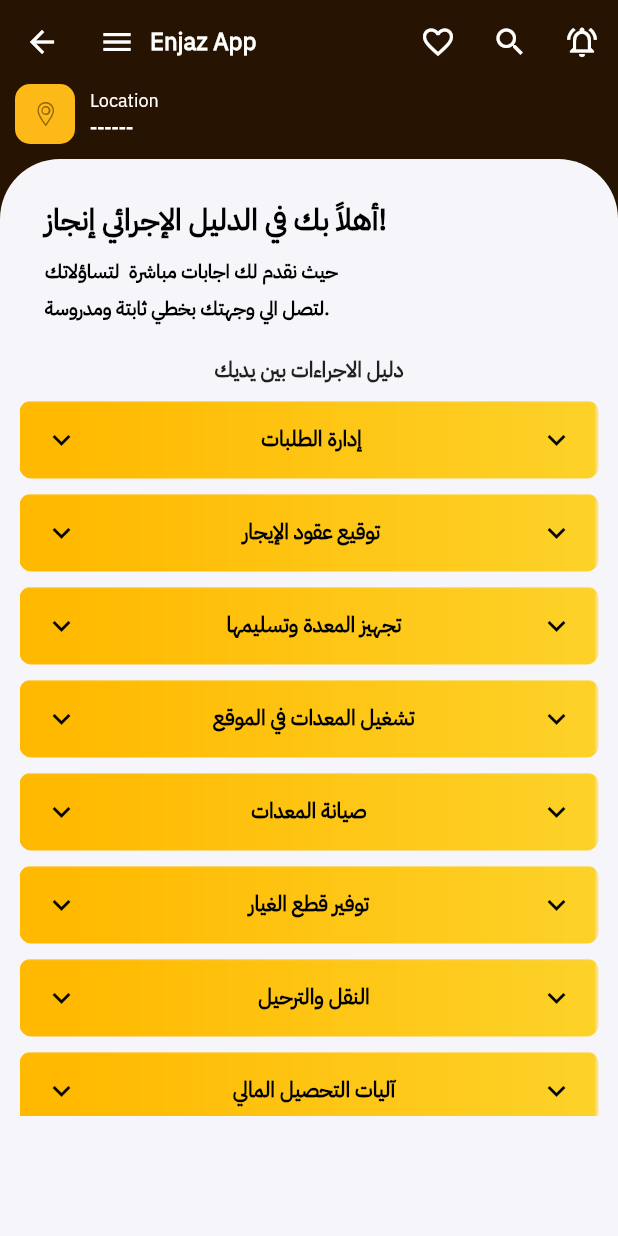
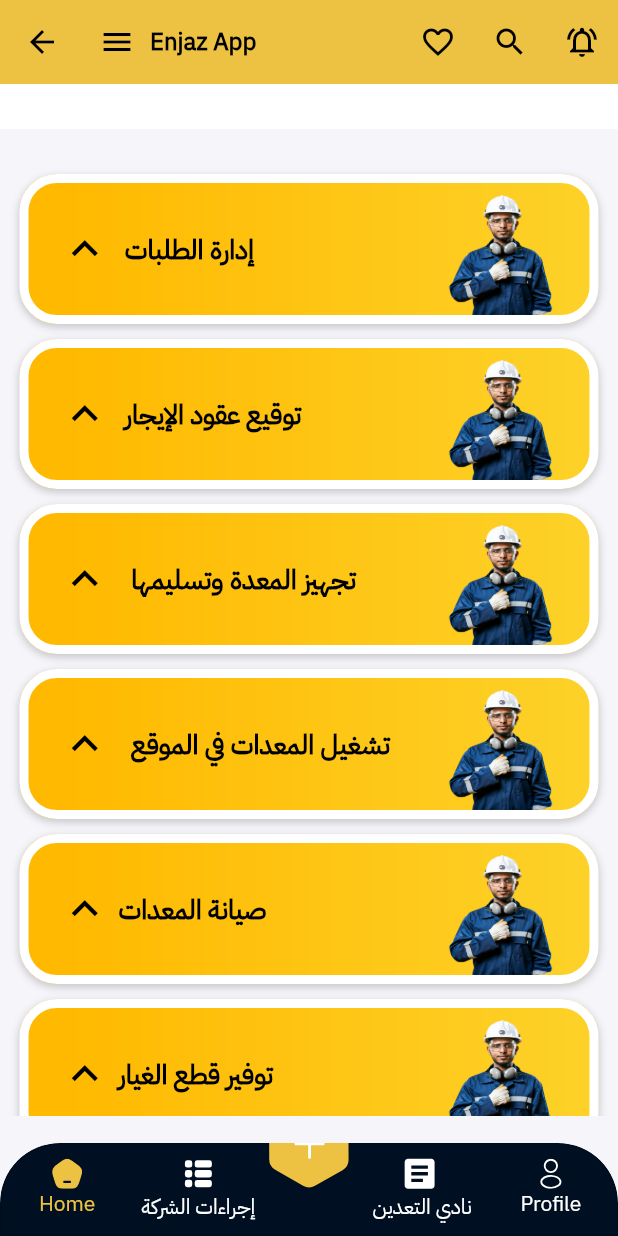
Before and after one commit to mohamed-sd/AlaaeldinMohamede_Enjaz-main, a Flutter app: the MainActivity screen opened directly with empty values, swiped to page 2, on a phone screen of 412 x 824 dp. Run offline on Flutter 3.47's test engine with Material 3 defaults, Android fonts, the phone set to English and light mode, and no system bars; our stand-ins replace audioplayers, awesome_notifications, bloc, cached_network_image, connectivity_plus, country_picker and 36 more; missing offline and left inert: android_intent_plus, any_link_preview, device_region, encrypt, flutter_pdfview, flutter_stripe and 6 more; accounts and stored records are empty; network calls fail.

Commit message:
Update company guide

```diff
--- a/lib/ui/screens/home/GoldShimmerCard.dart
+++ b/lib/ui/screens/home/GoldShimmerCard.dart
@@ -61,7 +61,7 @@ class _GoldShimmerCardState extends State<GoldShimmerCard>
     return AnimatedBuilder(
       animation: _animation,
       builder: (context, child) {
-        final image = UiUtils.imageType(widget.url, fit: BoxFit.cover);
+        final image = UiUtils.imageType("https://storage.googleapis.com/flutterflow-io-6f20.appspot.com/projects/enjaz-apk7iy/assets/nobgwtm6rjei/12-_%D8%A7%D9%84%D8%B9%D9%82%D9%88%D8%AF%D8%A7%D8%AA_%D8%A7%D9%84%D8%AF%D8%A7%D8%AE%D9%84%D9%8A%D8%A9.jpg", fit: BoxFit.cover);
 
         if (animationEnded) {
           return _buildCard(image); // بعد انتهاء اللمعة، فقط الصورة
@@ -103,18 +103,18 @@ class _GoldShimmerCardState extends State<GoldShimmerCard>
             left: 0,
             right: 0,
             child: Container(
-              color: Colors.black.withOpacity(0.5),
+              color: Colors.black.withOpacity(0.7),
               padding: const EdgeInsets.symmetric(vertical: 6, horizontal: 8),
               child: Text(
                  widget.title,
                 style: TextStyle(
                   color: Colors.white,
                   fontWeight: FontWeight.w600,
-                  fontSize: context.font.small,
+                  fontSize: context.font.smaller,
                 ),
                 textAlign: TextAlign.center,
-                maxLines: 2,
-                overflow: TextOverflow.ellipsis,
+                maxLines: 3,
+                // overflow: TextOverflow.ellipsis,
               ),
             ),
           ),
--- a/lib/ui/screens/main_activity.dart
+++ b/lib/ui/screens/main_activity.dart
@@ -106,8 +106,8 @@ class MainActivityState extends State<MainActivity>
 
   StreamSubscription<Uri>? _linkSubscription;
   Color mainColor = Color(0xff271301);
-  Color bottomNavigationIconColor = Color(0xffFCB917);
-  Color bottomNavigationSelectedIconColor = Colors.white;
+  Color bottomNavigationIconColor = Colors.white;
+  Color bottomNavigationSelectedIconColor = Color(0xFFEDC242);
   @override
   void initState() {
     super.initState();
@@ -116,7 +116,7 @@ class MainActivityState extends State<MainActivity>
       svgEdit.loadSVG(value);
       svgEdit.change("Path_11299-2",
           attribute: "fill",
-          value: svgEdit.flutterColorToHexColor(bottomNavigationIconColor)
+          value: svgEdit.flutterColorToHexColor(Color(0xFFEDC242))
           //value: svgEdit.flutterColorToHexColor(context.color.territoryColor)
           );
       svgLoaded = true;
@@ -267,7 +267,7 @@ class MainActivityState extends State<MainActivity>
     ErrorFilter.setContext(context);
     svgEdit.change("Path_11299-2",
         attribute: "fill",
-        value: svgEdit.flutterColorToHexColor(bottomNavigationIconColor)
+        value: svgEdit.flutterColorToHexColor(Color(0xFFEDC242))
         //value: svgEdit.flutterColorToHexColor(context.color.territoryColor)
         );
   }
@@ -344,12 +344,12 @@ class MainActivityState extends State<MainActivity>
                 children: pages,
               ),
               if (Constant.maintenanceMode != "1")
-                // Positioned(
-                //   left: 0,
-                //   right: 0,
-                //   bottom: 0,
-                //   child: bottomBar(),
-                // ),
+                Positioned(
+                  left: 0,
+                  right: 0,
+                  bottom: 0,
+                  child: bottomBar(),
+                ),
               if (Constant.maintenanceMode == "1") MaintenanceMode()
             ],
           ),
@@ -405,7 +405,7 @@ class MainActivityState extends State<MainActivity>
           // color: context.color.secondaryColor,
           decoration: BoxDecoration(
             borderRadius: borderRadius,
-            color: mainColor,
+            color: context.color.mainBrown,
             //color: context.color.secondaryColor,
             border: Border.all(
                 color: context.color.textLightColor.withValues(alpha: 0.18)),
@@ -417,9 +417,8 @@ class MainActivityState extends State<MainActivity>
                 buildBottomNavigationbarItem(0, AppIcons.home,
                     AppIcons.homeNavActive, "homeTab".translate(context)),
 
-
                 buildBottomNavigationbarItem(1, AppIcons.listViewIcon,
-                    AppIcons.listViewIcon, "الدليل الاجرائي"),
+                    AppIcons.listViewIcon, "إجراءات الشركة"),
 
                 BlocListener<FetchUserPackageLimitCubit,
                         FetchUserPackageLimitState>(
@@ -450,10 +449,25 @@ class MainActivityState extends State<MainActivity>
                               context: context);
                         },
                         child: SizedBox(
-                          width: 53,
-                          height: 58,
+                          width: 60,
+                          height: 60,
                           child: svgLoaded == false
-                              ? Container()
+                              ? Container(
+                            padding:  EdgeInsets.all(0),
+                                  decoration: BoxDecoration(
+                                    color: context.color.mainGold,
+                                    borderRadius: BorderRadius.circular(50),
+                                    border: Border.all(
+                                      color: context.color.mainGold,
+                                      width: 4
+                                    )
+                                  ),
+                                  child: Icon(
+                                    Icons.add,
+                                    color:context.color.mainBrown ,
+                                    size: 50,
+                                  ),
+                                )
                               : SvgPicture.string(
                                   svgEdit.toSVGString() ?? "",
                                 ),
@@ -463,8 +477,8 @@ class MainActivityState extends State<MainActivity>
                 // buildBottomNavigationbarItem(2, AppIcons.myAdsNav,
                 //     AppIcons.myAdsNavActive, "myAdsTab".translate(context)),
 
-                buildBottomNavigationbarItem(2, AppIcons.articles,
-                    AppIcons.articles, " نادي التعدين "),
+                buildBottomNavigationbarItem(
+                    2, AppIcons.articles, AppIcons.articles, " نادي التعدين "),
 
                 buildBottomNavigationbarItem(3, AppIcons.profileNav,
                     AppIcons.profileNavActive, "profileTab".translate(context))
@@ -565,7 +579,7 @@ class MainActivityState extends State<MainActivity>
             children: <Widget>[
               if (currentTab == index) ...{
                 UiUtils.getSvg(activeSvg,
-                    color: bottomNavigationSelectedIconColor),
+                    color: Color(0xFFEDC242)),
               } else ...{
                 UiUtils.getSvg(svgImage, color: bottomNavigationIconColor),
                 //UiUtils.getSvg(svgImage,color: context.color.textLightColor.withValues(alpha: 0.5)),
@@ -573,7 +587,7 @@ class MainActivityState extends State<MainActivity>
               CustomText(title,
                   textAlign: TextAlign.center,
                   color: currentTab == index
-                      ? bottomNavigationSelectedIconColor
+                      ? Color(0xFFEDC242)
                       : bottomNavigationIconColor
                   //color: currentTab == index ? context.color.textDefaultColor : context.color.textLightColor.withValues(alpha: 0.5)
                   ),
--- a/lib/ui/screens/navigations/home_guide.dart
+++ b/lib/ui/screens/navigations/home_guide.dart
@@ -231,19 +231,19 @@ class HomeScreenState extends State<HomeGuide>
           elevation: 0,
           //leadingWidth: double.maxFinite,
           titleSpacing: 0,
-          title: Row(
+          title:
+          Row(
             children: [
               Padding(
                 padding: const EdgeInsets.all(10.0),
                 child: InkWell(
-                    onTap: () {
+                    onTap: (){
                       showModalBottomSheet(
                           context: context,
                           isScrollControlled: true,
                           backgroundColor: Colors.transparent,
                           shape: RoundedRectangleBorder(
-                            borderRadius:
-                                BorderRadius.vertical(top: Radius.circular(25)),
+                            borderRadius: BorderRadius.vertical(top: Radius.circular(25)),
                           ),
                           builder: (context) => const CustomDrawerWidget());
                       // _openCustomSideSheet(context);
@@ -255,31 +255,35 @@ class HomeScreenState extends State<HomeGuide>
                   child: appbarTitleWidget()),
             ],
           ),
-
-          backgroundColor: mainColor,
-          foregroundColor: Colors.white,
+          backgroundColor: context.color.mainGold,
+          foregroundColor: Colors.black,
           // backgroundColor: const Color.fromARGB(0, 0, 0, 0),
           actions: appbarActionsWidget(),
         ),
-        backgroundColor: mainColor,
+        backgroundColor: Colors.white,
         body: Column(
           children: [
-            blogMarqueeWidget(),
+            // blogMarqueeWidget(),
+            // Container(
+            //     color: mainColor,
+            //     padding: const EdgeInsetsDirectional.only(
+            //         start: sidePadding, end: sidePadding, bottom: 10, top: 0),
+            //     alignment: AlignmentDirectional.centerStart,
+            //     child: LocationWidget()),
+            SizedBox(height: 10,),
             Container(
-                color: mainColor,
-                padding: const EdgeInsetsDirectional.only(
-                    start: sidePadding, end: sidePadding, bottom: 10, top: 0),
-                alignment: AlignmentDirectional.centerStart,
-                child: LocationWidget()),
+                margin: EdgeInsets.symmetric(horizontal: 10),
+                child: SliderWidget()),
             Expanded(
               child: Container(
+                margin: EdgeInsets.only(top: 20),
                 clipBehavior: Clip.antiAliasWithSaveLayer,
                 padding: EdgeInsetsDirectional.only(top: 10, bottom: 80),
                 decoration: BoxDecoration(
                     color: context.color.primaryColor,
                     borderRadius: BorderRadius.only(
-                      topLeft: Radius.circular(40),
-                      topRight: Radius.circular(40),
+                      topLeft: Radius.circular(0),
+                      topRight: Radius.circular(0),
                     )),
                 child: RefreshIndicator(
                   triggerMode: RefreshIndicatorTriggerMode.anywhere,
@@ -294,70 +298,24 @@ class HomeScreenState extends State<HomeGuide>
                     shrinkWrap: true,
                     controller: _scrollController,
                     children: [
-                      Padding(
-                        padding:
-                            const EdgeInsetsDirectional.fromSTEB(30, 0, 20, 0),
-                        child: Column(
-                          mainAxisSize: MainAxisSize.max,
-                          crossAxisAlignment: CrossAxisAlignment.start,
-                          children: [
-                            Padding(
-                              padding: const EdgeInsetsDirectional.fromSTEB(
-                                  0, 15, 0, 5),
-                              child: Text(
-                                'أهلاً بك في الدليل الإجرائي إنجاز!',
-                                style: TextStyle(
-                                    color: Colors.black,
-                                    fontSize: 20,
-                                    fontWeight: FontWeight.w600,
-                                    fontFamily: 'IBMPlexArabic'),
-                              ),
-                            ),
-                            Padding(
-                              padding: const EdgeInsetsDirectional.fromSTEB(
-                                  0, 5, 3, 0),
-                              child: Text(
-                                'حيث نقدم لك اجابات مباشرة  لتساؤلاتك',
-                                textAlign: TextAlign.justify,
-                                style: TextStyle(
-                                    color: Colors.black,
-                                    fontSize: 13,
-                                    fontWeight: FontWeight.w600,
-                                    fontFamily: 'IBMPlexArabic'),
-                              ),
-                            ),
-                            Padding(
-                              padding: const EdgeInsetsDirectional.fromSTEB(
-                                  0, 5, 3, 0),
-                              child: Text(
-                                'لتصل الي وجهتك بخطي ثابتة ومدروسة.',
-                                textAlign: TextAlign.justify,
-                                style: TextStyle(
-                                    color: Colors.black,
-                                    fontSize: 13,
-                                    fontWeight: FontWeight.w600,
-                                    fontFamily: 'IBMPlexArabic'),
-                              ),
-                            ),
-                          ],
-                        ),
-                      ),
                       SizedBox(
                         height: 10,
                       ),
-                      const SliderWidget(),
-                      SizedBox(
-                        height: 10,
-                      ),
-                      CustomText(
-                        'دليل الاجراءات بين يديك',
-                        textAlign: TextAlign.center,
-                        height: 1,
-                        customTextStyle: Theme.of(context)
-                            .textTheme
-                            .bodyLarge!
-                            .copyWith(fontWeight: FontWeight.bold),
-                      ),
+                      // Container(
+                      //     margin: EdgeInsets.symmetric(horizontal: 10),
+                      //     child: const SliderWidget()),
+                      // SizedBox(
+                      //   height: 10,
+                      // ),
+                      // CustomText(
+                      //   'دليل الاجراءات بين يديك',
+                      //   textAlign: TextAlign.center,
+                      //   height: 1,
+                      //   customTextStyle: Theme.of(context)
+                      //       .textTheme
+                      //       .bodyLarge!
+                      //       .copyWith(fontWeight: FontWeight.bold),
+                      // ),
                       SizedBox(
                         height: 10,
                       ),
@@ -394,7 +352,7 @@ class HomeScreenState extends State<HomeGuide>
                                           context, Routes.soon);
                                     },
                                     child: GoldShimmerCard(
-                                        title: 'استقبال الطلبات من العمالء ',
+                                        title: 'استقبال الطلبات من العمال ',
                                         url:
                                         'https://storage.googleapis.com/flutterflow-io-6f20.appspot.com/projects/mining-market-firebase-ym2dfj/assets/irp2v834y4x6/12_copy.jpg'),
                                   ),
@@ -1391,31 +1349,83 @@ class HomeScreenState extends State<HomeGuide>
     return Container(
       margin: EdgeInsets.symmetric(horizontal: 13),
       width: double.infinity,
-      padding: const EdgeInsets.symmetric(horizontal: 16, vertical: 14),
+      height: 100,
+      padding: EdgeInsetsDirectional.fromSTEB(15, 0, 15, 0),
       decoration: BoxDecoration(
         image: DecorationImage(
           image: AssetImage(AppIcons.categoryBg),
           fit: BoxFit.fill,
         ),
-        borderRadius: BorderRadius.circular(8),
+        boxShadow: [
+          BoxShadow(
+            blurRadius: 4,
+            color: Color(0x33000000),
+            offset: Offset(
+              0,
+              2,
+            ),
+          )
+        ],
+        borderRadius: BorderRadius.circular(25),
+        border: Border.all(
+          color: Colors.white,
+          width: 6,
+        ),
       ),
       child: Row(
+        mainAxisSize: MainAxisSize.max,
+        mainAxisAlignment: MainAxisAlignment.spaceBetween,
         children: [
-          Icon(
-            section ? Icons.keyboard_arrow_up : Icons.keyboard_arrow_down,
-            color: Colors.black,
+          Padding(
+            padding: EdgeInsets.symmetric(horizontal: 5),
+            child: Column(
+              mainAxisSize: MainAxisSize.max,
+              mainAxisAlignment: MainAxisAlignment.center,
+              children: [
+                Icon(
+                  section
+                      ? Icons.keyboard_arrow_down
+                      : Icons.keyboard_arrow_up,
+                  color: Colors.black,
+                  weight: 8,
+                  size: 35,
+                ),
+              ],
+            ),
           ),
           Expanded(
-            child: CustomText(
-              title,
-              // item.name ?? "",
-              textAlign: TextAlign.center,
-              fontWeight: FontWeight.w600,
+            flex: 3,
+            child: Column(
+              mainAxisSize: MainAxisSize.max,
+              mainAxisAlignment: MainAxisAlignment.center,
+              crossAxisAlignment: CrossAxisAlignment.start,
+              children: [
+                CustomText(
+                  title ?? "",
+                  fontSize: 18,
+                  textAlign: TextAlign.right,
+                  fontWeight: FontWeight.bold,
+                ),
+              ],
             ),
           ),
-          Icon(
-            section ? Icons.keyboard_arrow_up : Icons.keyboard_arrow_down,
-            color: Colors.black,
+          Column(
+            mainAxisSize: MainAxisSize.max,
+            mainAxisAlignment: MainAxisAlignment.end,
+            children: [
+              Align(
+                alignment: AlignmentDirectional(0, 1),
+                child: ClipRRect(
+                  borderRadius: BorderRadius.circular(20),
+                  child: Image.asset(
+                    'assets/main.png',
+                    width: 90,
+                    height: 80,
+                    fit: BoxFit.fill,
+                  ),
+                ),
+              ),
+            ],
           ),
         ],
       ),
@@ -1431,7 +1441,7 @@ class HomeScreenState extends State<HomeGuide>
             Constant.appName,
             fontSize: context.font.large,
             fontWeight: FontWeight.bold,
-            color: Colors.white,
+            color: Colors.black,
           ),
           //UiUtils.getSvg(AppIcons.appbarLogo, height: 40, width: 40 ,fit: BoxFit.cover ),
         ]);
@@ -1513,7 +1523,7 @@ class HomeScreenState extends State<HomeGuide>
           children: [
             Positioned.fill(
               child: UiUtils.imageType(
-                url,
+                "https://storage.googleapis.com/flutterflow-io-6f20.appspot.com/projects/enjaz-apk7iy/assets/nobgwtm6rjei/12-_%D8%A7%D9%84%D8%B9%D9%82%D9%88%D8%AF%D8%A7%D8%AA_%D8%A7%D9%84%D8%AF%D8%A7%D8%AE%D9%84%D9%8A%D8%A9.jpg",
                 fit: BoxFit.cover,
               ),
             ),
@@ -1522,17 +1532,17 @@ class HomeScreenState extends State<HomeGuide>
               left: 0,
               right: 0,
               child: Container(
-                color: Colors.black.withValues(alpha: 0.5),
+                color: Colors.black.withValues(alpha: 0.7),
                 padding: EdgeInsets.symmetric(vertical: 6, horizontal: 8),
                 child: Text(
                   title,
                   style: TextStyle(
                     color: Colors.white,
                     fontWeight: FontWeight.w600,
-                    fontSize: context.font.small,
+                    fontSize: context.font.smaller,
                   ),
                   textAlign: TextAlign.center,
-                  maxLines: 1,
+                  maxLines: 2,
                   overflow: TextOverflow.ellipsis,
                 ),
               ),
```
